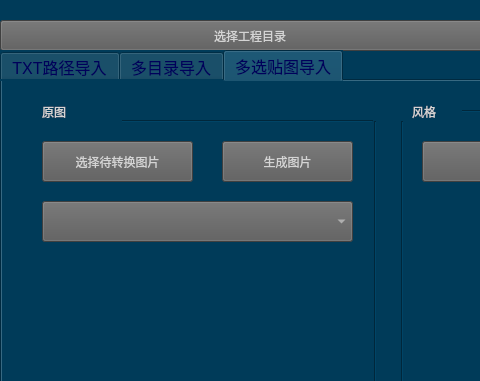
Qt form Ui_test519.ui (ssh198811/style_swaper) before a commit; both pictures show x 0 to 480 and y 0 to 381 of the 1200 by 1000 pixel window.
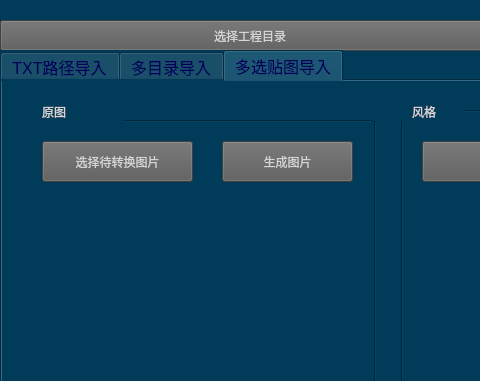
The same form after that commit. The open tabs and pages were chosen to show the change.

Patch:
```diff
--- a/Ui_test519.ui
+++ b/Ui_test519.ui
@@ -1342,20 +1342,6 @@
        <string>预览</string>
       </property>
      </widget>
-     <widget class="QComboBox" name="comboBox">
-      <property name="geometry">
-       <rect>
-        <x>40</x>
-        <y>120</y>
-        <width>311</width>
-        <height>41</height>
-       </rect>
-      </property>
-      <property name="styleSheet">
-       <string notr="true">background-color: rgb(90, 90, 90);
-color: rgb(212, 212, 212);</string>
-      </property>
-     </widget>
     </widget>
    </widget>
    <widget class="QPushButton" name="make_project_dir_button">
```
Left out of the diff: 2 changed lines with no effect on the pictures.
